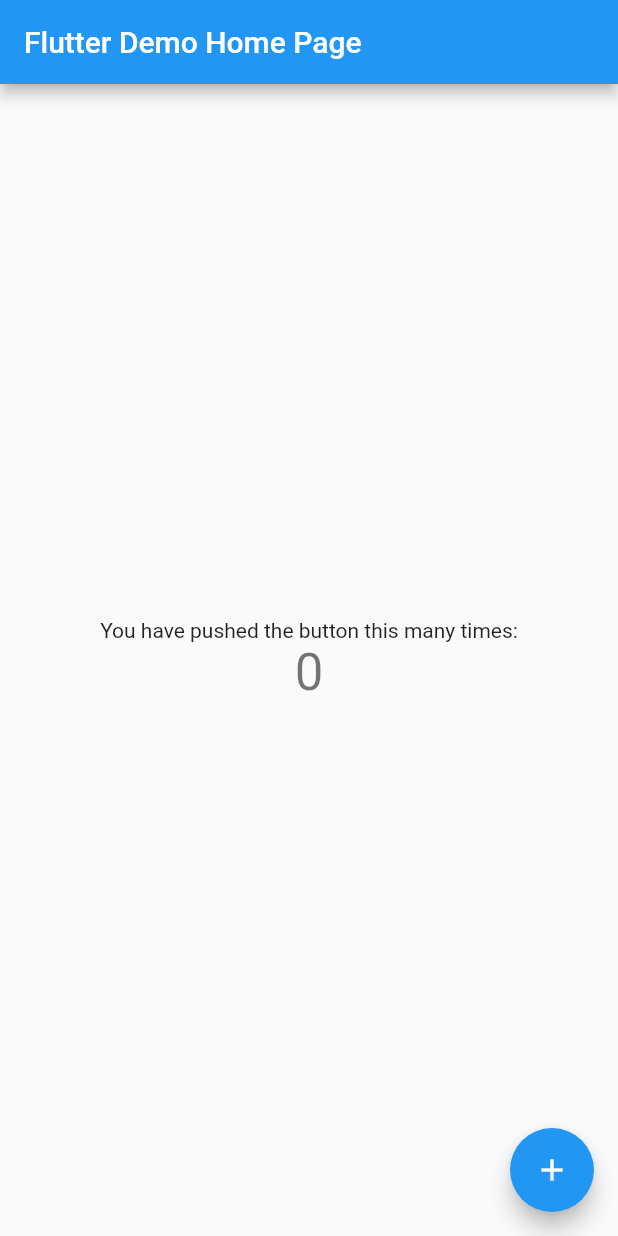
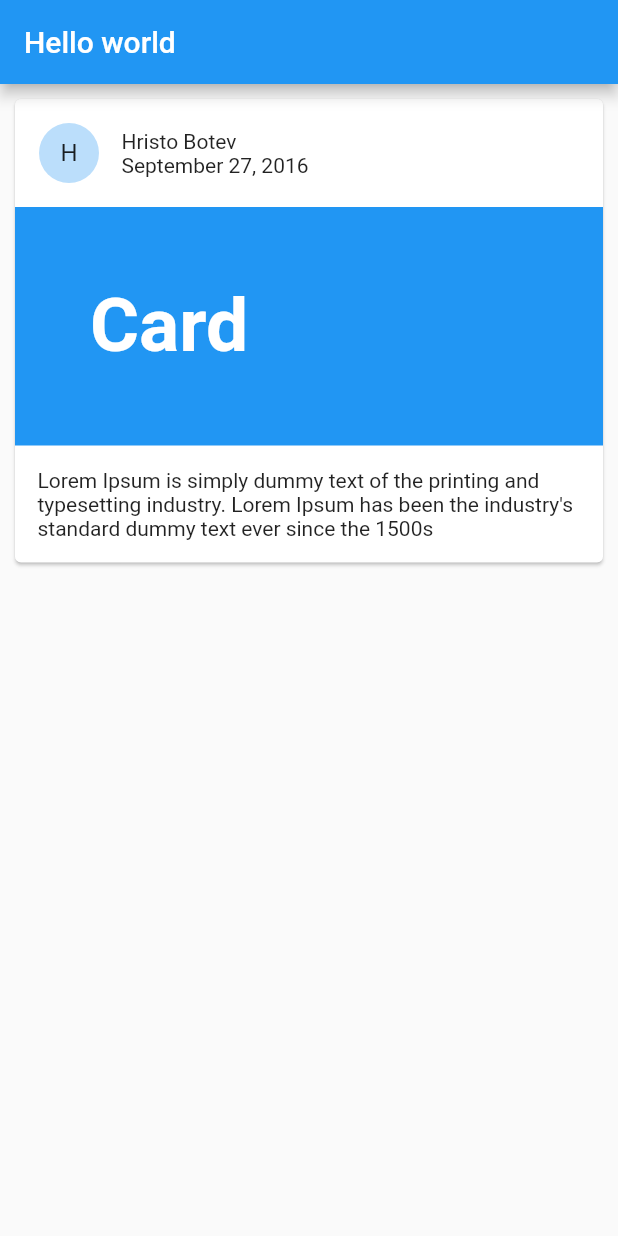
Before and after one commit to AEManov20/movie-ticket-booking-system, a Flutter app: the screen it shows after launch, on a phone screen of 412 x 824 dp. Run offline on Flutter 3.47's test engine with Material 2 defaults, Android fonts, the phone set to English and light mode, and no system bars.

Commit message:
Add placeholder data

```diff
--- a/lib/main.dart
+++ b/lib/main.dart
@@ -1,115 +1,85 @@
 import 'package:flutter/material.dart';
 
 void main() {
-  runApp(const MyApp());
+  runApp(const MainApp());
 }
 
-class MyApp extends StatelessWidget {
-  const MyApp({super.key});
+class MainApp extends StatelessWidget {
+  const MainApp({super.key});
 
-  // This widget is the root of your application.
   @override
   Widget build(BuildContext context) {
     return MaterialApp(
-      title: 'Flutter Demo',
-      theme: ThemeData(
-        // This is the theme of your application.
-        //
-        // Try running your application with "flutter run". You'll see the
-        // application has a blue toolbar. Then, without quitting the app, try
-        // changing the primarySwatch below to Colors.green and then invoke
-        // "hot reload" (press "r" in the console where you ran "flutter run",
-        // or simply save your changes to "hot reload" in a Flutter IDE).
-        // Notice that the counter didn't reset back to zero; the application
-        // is not restarted.
-        primarySwatch: Colors.blue,
-      ),
-      home: const MyHomePage(title: 'Flutter Demo Home Page'),
-    );
+        title: 'test',
+        theme: ThemeData(primaryColor: Colors.amber),
+        home: const HomePage());
   }
 }
 
-class MyHomePage extends StatefulWidget {
-  const MyHomePage({super.key, required this.title});
-
-  // This widget is the home page of your application. It is stateful, meaning
-  // that it has a State object (defined below) that contains fields that affect
-  // how it looks.
-
-  // This class is the configuration for the state. It holds the values (in this
-  // case the title) provided by the parent (in this case the App widget) and
-  // used by the build method of the State. Fields in a Widget subclass are
-  // always marked "final".
-
-  final String title;
+class HomePage extends StatefulWidget {
+  const HomePage({super.key});
 
   @override
-  State<MyHomePage> createState() => _MyHomePageState();
+  State<HomePage> createState() => _HomePageState();
 }
 
-class _MyHomePageState extends State<MyHomePage> {
+class _HomePageState extends State<HomePage> {
   int _counter = 0;
 
   void _incrementCounter() {
     setState(() {
-      // This call to setState tells the Flutter framework that something has
-      // changed in this State, which causes it to rerun the build method below
-      // so that the display can reflect the updated values. If we changed
-      // _counter without calling setState(), then the build method would not be
-      // called again, and so nothing would appear to happen.
       _counter++;
     });
   }
 
   @override
   Widget build(BuildContext context) {
-    // This method is rerun every time setState is called, for instance as done
-    // by the _incrementCounter method above.
-    //
-    // The Flutter framework has been optimized to make rerunning build methods
-    // fast, so that you can just rebuild anything that needs updating rather
-    // than having to individually change instances of widgets.
     return Scaffold(
       appBar: AppBar(
-        // Here we take the value from the MyHomePage object that was created by
-        // the App.build method, and use it to set our appbar title.
-        title: Text(widget.title),
+        title: const Text("Hello world"),
       ),
-      body: Center(
-        // Center is a layout widget. It takes a single child and positions it
-        // in the middle of the parent.
-        child: Column(
-          // Column is also a layout widget. It takes a list of children and
-          // arranges them vertically. By default, it sizes itself to fit its
-          // children horizontally, and tries to be as tall as its parent.
-          //
-          // Invoke "debug painting" (press "p" in the console, choose the
-          // "Toggle Debug Paint" action from the Flutter Inspector in Android
-          // Studio, or the "Toggle Debug Paint" command in Visual Studio Code)
-          // to see the wireframe for each widget.
-          //
-          // Column has various properties to control how it sizes itself and
-          // how it positions its children. Here we use mainAxisAlignment to
-          // center the children vertically; the main axis here is the vertical
-          // axis because Columns are vertical (the cross axis would be
-          // horizontal).
-          mainAxisAlignment: MainAxisAlignment.center,
-          children: <Widget>[
-            const Text(
-              'You have pushed the button this many times:',
+      body: Container(
+          child: ListView(
+        children: [
+          Card(
+            margin: const EdgeInsets.all(10.0),
+            child: Column(
+              crossAxisAlignment: CrossAxisAlignment.stretch,
+              children: [
+                Container(
+                    padding: const EdgeInsets.all(16.0),
+                    child: Row(
+                      children: [
+                        const CircleAvatar(child: Text("H")),
+                        Container(margin: EdgeInsets.fromLTRB(15.0, 0.0, 0.0, 0.0), child: Column(
+                          crossAxisAlignment: CrossAxisAlignment.start,
+                          children: const [
+                            Text(
+                              "Hristo Botev",
+                            ),
+                            Text("September 27, 2016")
+                          ],
+                        ))
+                      ],
+                    )),
+                Container(
+                    padding: const EdgeInsets.all(50.0),
+                    decoration: const BoxDecoration(color: Colors.blue),
+                    child: const Text("Card",
+                        style: TextStyle(
+                            color: Colors.white,
+                            fontWeight: FontWeight.bold,
+                            fontSize: 50))),
+                Container(
+                  padding: const EdgeInsets.all(15.0),
+                  child: const Text(
+                      "Lorem Ipsum is simply dummy text of the printing and typesetting industry. Lorem Ipsum has been the industry's standard dummy text ever since the 1500s"),
+                )
+              ],
             ),
-            Text(
-              '$_counter',
-              style: Theme.of(context).textTheme.headlineMedium,
-            ),
-          ],
-        ),
-      ),
-      floatingActionButton: FloatingActionButton(
-        onPressed: _incrementCounter,
-        tooltip: 'Increment',
-        child: const Icon(Icons.add),
-      ), // This trailing comma makes auto-formatting nicer for build methods.
+          )
+        ],
+      )),
     );
   }
 }
```
